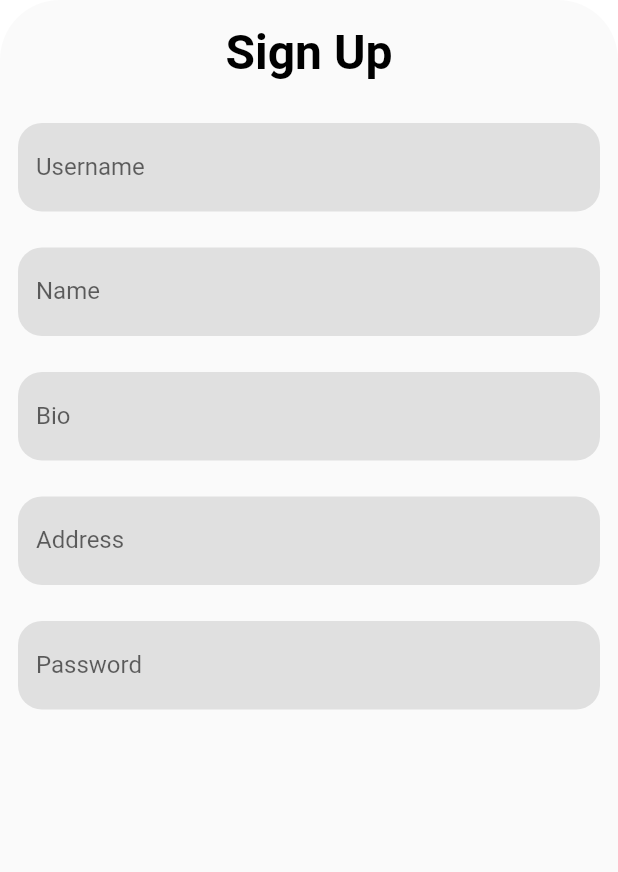
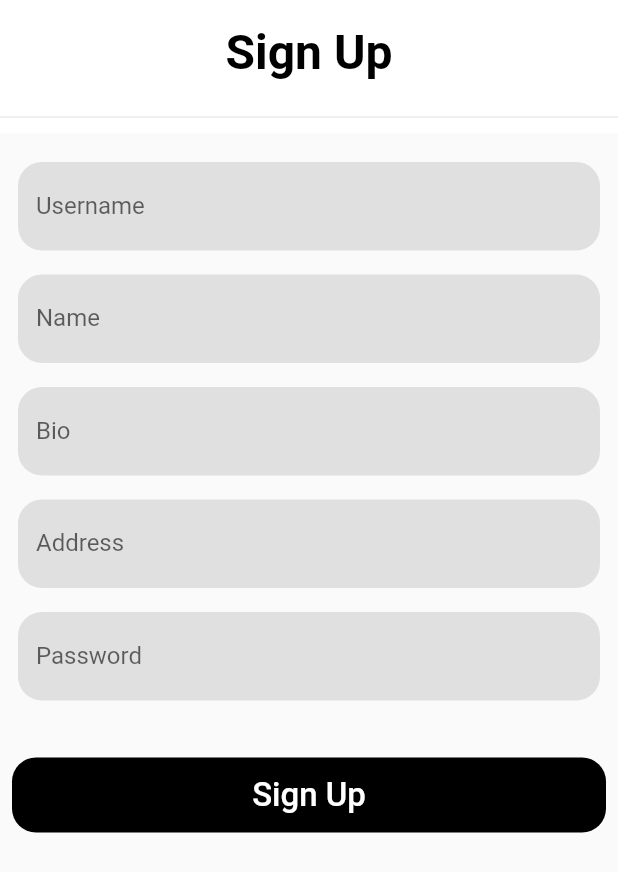
Before and after one commit to Cofu-HackSC/client, a Flutter app: the SignUpPage screen opened directly, on a phone screen of 412 x 824 dp. Shown: the top 872 px of the screen. Run offline on Flutter 3.47's test engine with Material 2 defaults, Android fonts, the phone set to English and light mode, and no system bars; our stand-ins replace sliding_up_panel.

Commit message:
Sign Up UI works

```diff
--- a/lib/components/custom_text_field.dart
+++ b/lib/components/custom_text_field.dart
@@ -8,7 +8,7 @@ class CustomTextField extends StatelessWidget {
   @override
   Widget build(BuildContext context) {
     return Padding(
-      padding: const EdgeInsets.all(12.0),
+      padding: const EdgeInsets.symmetric(horizontal: 12.0, vertical: 8.0),
       child: TextField(
         controller: controller,
         decoration: InputDecoration(
--- a/lib/pages/login/signup.dart
+++ b/lib/pages/login/signup.dart
@@ -1,14 +1,24 @@
+import 'dart:convert';
+
 import 'package:app/components/custom_text_field.dart';
 import 'package:flutter/material.dart';
+import 'package:app/components/button.dart';
+import 'package:app/global/app_theme.dart';
+import 'package:http/http.dart' as http;
 
 import '../../components/themed_text.dart';
 
-class SignUpPage extends StatelessWidget {
-  final TextEditingController usernameController = new TextEditingController();
-  final TextEditingController nameController = new TextEditingController();
-  final TextEditingController bioController = new TextEditingController();
-  final TextEditingController addressController = new TextEditingController();
-  final TextEditingController passwordController = new TextEditingController();
+class SignUpPage extends StatefulWidget {
+  @override
+  _SignUpPageState createState() => _SignUpPageState();
+}
+
+class _SignUpPageState extends State<SignUpPage> {
+  TextEditingController usernameController = new TextEditingController();
+  TextEditingController nameController = new TextEditingController();
+  TextEditingController bioController = new TextEditingController();
+  TextEditingController addressController = new TextEditingController();
+  TextEditingController passwordController = new TextEditingController();
 
   String get username => usernameController.text;
   String get name => nameController.text;
@@ -20,17 +30,11 @@ class SignUpPage extends StatelessWidget {
   Widget build(BuildContext context) {
     return ClipRRect(
       child: Scaffold(
-        body: Column(
+        body: Stack(
           children: [
-            Padding(
-              padding: const EdgeInsets.all(16.0),
-              child: Center(
-                child: ThemedText(
-                  'Sign Up',
-                  type: Type.h1,
-                ),
-              ),
-            ),
+            ListView(
+              padding: EdgeInsets.only(top: 100),
+              children: [
                 CustomTextField(
                   controller: usernameController,
                   labelText: 'Username',
@@ -51,10 +55,55 @@ class SignUpPage extends StatelessWidget {
                   controller: passwordController,
                   labelText: 'Password',
                 ),
+                SizedBox(height: 22),
+                Padding(
+                  padding: const EdgeInsets.all(8.0),
+                  child: Button(
+                    'Sign Up',
+                    onPressed: () {
+                      createAlbum();
+                    },
+                  ),
+                )
+              ],
+            ),
+            Container(
+              height: 89,
+              color: AppTheme.buttonText,
+              child: Column(
+                children: [
+                  Padding(
+                    padding: const EdgeInsets.all(16.0),
+                    child: ThemedText(
+                      'Sign Up',
+                      type: Type.h1,
+                    ),
+                  ),
+                  Divider(),
                 ],
               ),
             ),
-      borderRadius: BorderRadius.circular(40),
+          ],
+        ),
+      ),
+      borderRadius: BorderRadius.only(
+          topLeft: Radius.circular(40), topRight: Radius.circular(40)),
+    );
+  }
+
+  Future<http.Response> createAlbum() {
+    return http.post(
+      'https://cofu-305406.wl.r.appspot.com/auth/signup',
+      headers: <String, String>{
+        'Content-Type': 'application/json; charset=UTF-8',
+      },
+      body: jsonEncode(<String, String>{
+        'username': username,
+        'name': name,
+        'bio': bio,
+        'address': address,
+        'password': password,
+      }),
     );
   }
 }
--- a/pubspec.yaml
+++ b/pubspec.yaml
@@ -15,6 +15,7 @@ dependencies:
   cupertino_icons: ^1.0.2
   sliding_up_panel: ^1.0.2
   location: ^3.2.4
+  http:
 
 dev_dependencies:
   flutter_test:
```
Also changed, not shown: lib/pages/login/login.dart (+17 -1 lines), pubspec.lock, 1 other file. Lines whose indentation alone changed are shown as unchanged.
